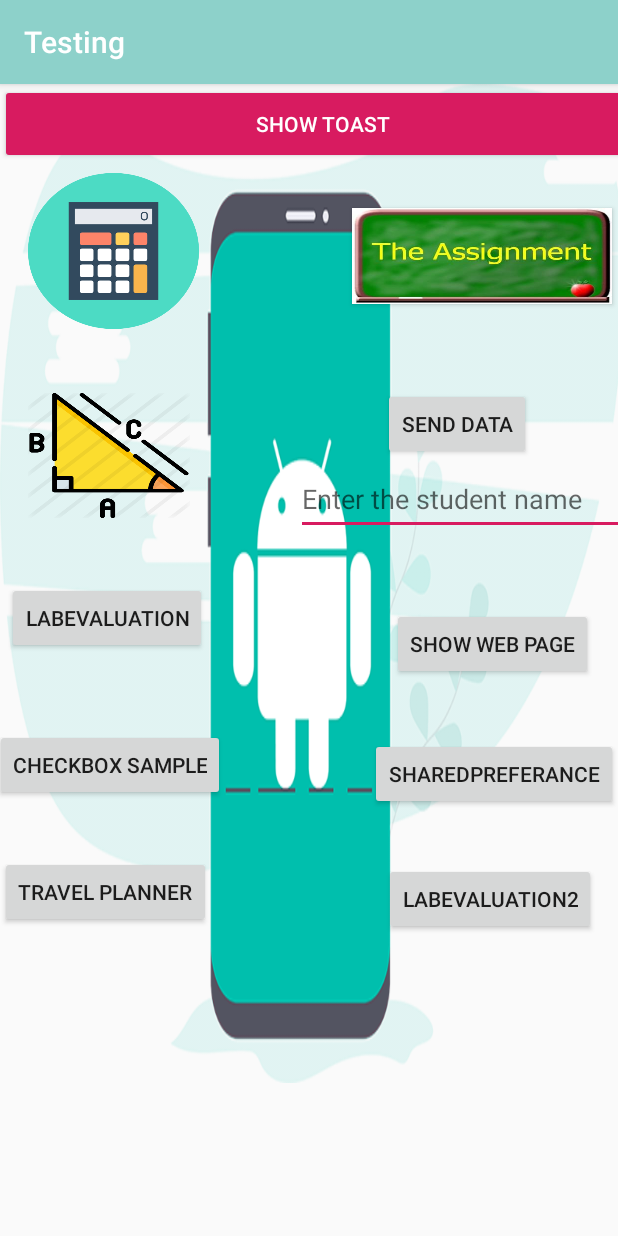
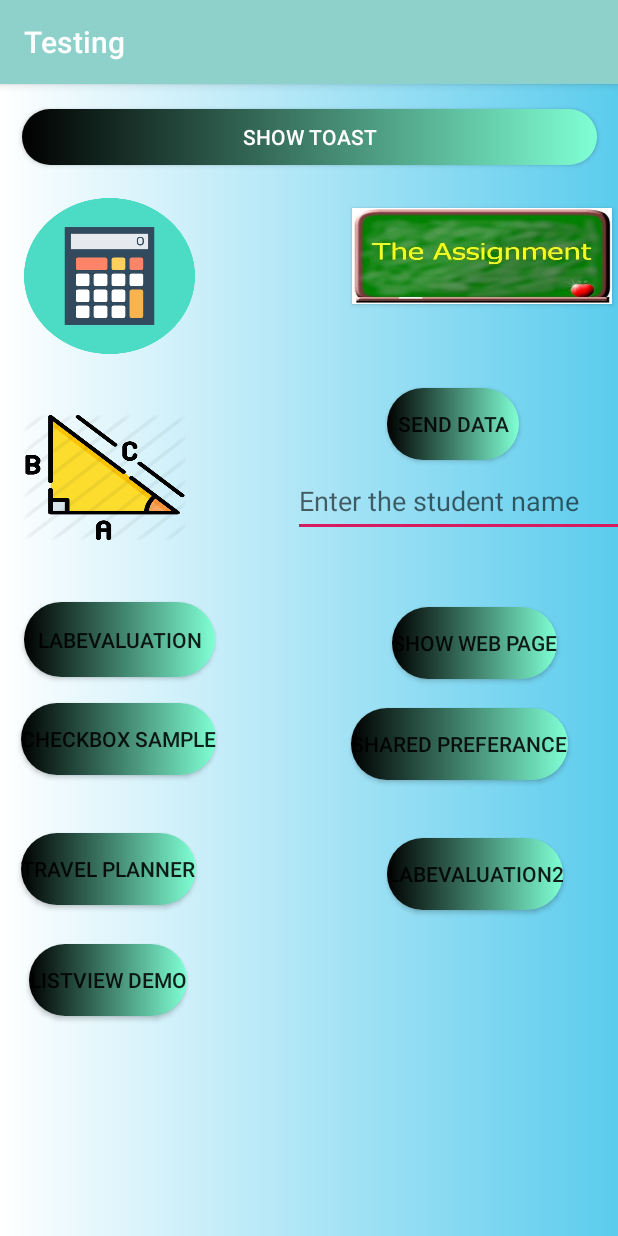
Before and after one commit to Abhisekh-18/Testing_App, an Android app: the screen it shows after launch (MainActivity), on a phone screen of 412 x 824 dp. Run offline under Robolectric (Android 15) with nearby library versions, the phone set to English and light mode, and no system bars.

Commit message:
addition of xml files for design

```diff
--- a/app/src/main/AndroidManifest.xml
+++ b/app/src/main/AndroidManifest.xml
@@ -11,7 +11,8 @@
         android:roundIcon="@mipmap/ic_launcher_round"
         android:supportsRtl="true"
         android:theme="@style/AppTheme">
-        <activity android:name=".quiz"></activity>
+        <activity android:name=".listview"></activity>
+        <activity android:name=".quiz" />
         <activity android:name=".travel_planner" />
         <activity android:name=".sharedPreferences" />
         <activity android:name=".checkbox" />
--- a/app/src/main/java/com/example/testing/MainActivity.java
+++ b/app/src/main/java/com/example/testing/MainActivity.java
@@ -100,4 +100,9 @@ EditText name;
         Intent it8=new Intent(this,quiz.class);
         startActivity(it8);
     }
+
+    public void listview(View view) {
+        Intent it9=new Intent(this,listview.class);
+        startActivity(it9);
+    }
 }
--- /dev/null
+++ b/app/src/main/res/drawable/button_background.xml
@@ -0,0 +1,11 @@
+<?xml version="1.0" encoding="utf-8"?>
+<shape xmlns:android="http://schemas.android.com/apk/res/android"
+    android:shape="rectangle">
+<gradient
+    android:centerY="50%"
+    android:centerX="50%"
+    android:startColor="#000000"
+    android:endColor="#7fffd4"
+    />
+    <corners android:radius="50dp"/>
+</shape>
--- /dev/null
+++ b/app/src/main/res/drawable/gradient_background.xml
@@ -0,0 +1,11 @@
+<?xml version="1.0" encoding="utf-8"?>
+<shape xmlns:android="http://schemas.android.com/apk/res/android"
+    android:shape="rectangle">
+<gradient
+    android:centerX="30%"
+    android:centerY="70%"
+    android:endColor="#5BCCED"
+    android:startColor="#ffffff"
+    android:type="linear"
+    />
+</shape>
--- a/app/src/main/res/layout/activity_main.xml
+++ b/app/src/main/res/layout/activity_main.xml
@@ -4,43 +4,49 @@
     xmlns:tools="http://schemas.android.com/tools"
     android:layout_width="match_parent"
     android:layout_height="match_parent"
+    android:background="@drawable/gradient_background"
     android:orientation="horizontal"
     tools:context=".MainActivity">
+
+    <!--    <ImageView-->
+    <!--        android:id="@+id/imageView"-->
+    <!--        android:layout_width="416dp"-->
+    <!--        android:layout_height="666dp"-->
+    <!--        android:layout_weight="1"-->
+    <!--        android:background="@drawable/android"-->
+    <!--        tools:ignore="MissingConstraints"-->
+    <!--        tools:layout_editor_absoluteX="-4dp"-->
+    <!--        tools:layout_editor_absoluteY="67dp" />-->
 
     <Button
         android:id="@+id/button"
         style="@style/Widget.AppCompat.Button.Colored"
-        android:layout_width="429dp"
-        android:layout_height="53dp"
+        android:layout_width="383dp"
+        android:layout_height="37dp"
         android:layout_weight="1"
+        android:background="@drawable/button_background"
         android:onClick="show_toast"
         android:text="Show Toast"
-        tools:ignore="MissingConstraints"
-        tools:layout_editor_absoluteX="-5dp"
-        tools:layout_editor_absoluteY="0dp" />
-
-    <ImageView
-        android:id="@+id/imageView"
-        android:layout_width="416dp"
-        android:layout_height="666dp"
-        android:layout_weight="1"
-        android:background="@drawable/android"
-        tools:ignore="MissingConstraints"
-        tools:layout_editor_absoluteX="-4dp"
-        tools:layout_editor_absoluteY="67dp" />
+        app:layout_constraintBottom_toBottomOf="parent"
+        app:layout_constraintEnd_toEndOf="parent"
+        app:layout_constraintStart_toStartOf="parent"
+        app:layout_constraintTop_toTopOf="parent"
+        app:layout_constraintVertical_bias="0.023"
+        tools:ignore="MissingConstraints" />
 
     <Button
         android:id="@+id/button2"
         android:layout_width="114dp"
         android:layout_height="104dp"
+        android:layout_marginTop="76dp"
         android:background="@drawable/c"
         android:onClick="show_calculator"
-        app:layout_constraintBottom_toBottomOf="@+id/imageView"
+        app:layout_constraintBottom_toBottomOf="parent"
         app:layout_constraintEnd_toEndOf="parent"
-        app:layout_constraintHorizontal_bias="0.063"
+        app:layout_constraintHorizontal_bias="0.053"
         app:layout_constraintStart_toStartOf="parent"
         app:layout_constraintTop_toTopOf="parent"
-        app:layout_constraintVertical_bias="0.106" />
+        app:layout_constraintVertical_bias="0.0" />
 
     <Button
         android:id="@+id/button7"
@@ -79,6 +85,7 @@
         android:layout_width="wrap_content"
         android:layout_height="wrap_content"
         android:layout_marginTop="56dp"
+        android:background="@drawable/button_background"
         android:onClick="send_data"
         android:text="Send Data"
         app:layout_constraintBottom_toBottomOf="parent"
@@ -90,16 +97,17 @@
 
     <Button
         android:id="@+id/button12"
-        android:layout_width="wrap_content"
-        android:layout_height="wrap_content"
+        android:layout_width="127dp"
+        android:layout_height="50dp"
+        android:background="@drawable/button_background"
         android:onClick="lab"
         android:text="LabEvaluation"
         app:layout_constraintBottom_toBottomOf="parent"
         app:layout_constraintEnd_toEndOf="@+id/button9"
-        app:layout_constraintHorizontal_bias="0.555"
+        app:layout_constraintHorizontal_bias="0.0"
         app:layout_constraintStart_toStartOf="@+id/button9"
         app:layout_constraintTop_toBottomOf="@+id/button9"
-        app:layout_constraintVertical_bias="0.099" />
+        app:layout_constraintVertical_bias="0.1" />
 
     <EditText
         android:id="@+id/textView11"
@@ -117,60 +125,65 @@
         android:id="@+id/button14"
         android:layout_width="wrap_content"
         android:layout_height="wrap_content"
+        android:background="@drawable/button_background"
         android:onClick="view"
         android:text="Show Web page"
         app:layout_constraintBottom_toBottomOf="parent"
         app:layout_constraintEnd_toEndOf="parent"
-        app:layout_constraintHorizontal_bias="0.794"
+        app:layout_constraintHorizontal_bias="0.621"
         app:layout_constraintStart_toStartOf="@+id/textView11"
         app:layout_constraintTop_toBottomOf="@+id/textView11"
-        app:layout_constraintVertical_bias="0.116" />
+        app:layout_constraintVertical_bias="0.111" />
 
     <Button
         android:id="@+id/button16"
         android:layout_width="wrap_content"
         android:layout_height="wrap_content"
+        android:background="@drawable/button_background"
         android:onClick="checkBox"
         android:text="CheckBox Sample"
         app:layout_constraintBottom_toBottomOf="parent"
-        app:layout_constraintEnd_toEndOf="@+id/button12"
-        app:layout_constraintHorizontal_bias="0.25"
+        app:layout_constraintEnd_toEndOf="parent"
+        app:layout_constraintHorizontal_bias="0.05"
         app:layout_constraintStart_toStartOf="parent"
         app:layout_constraintTop_toBottomOf="@+id/button12"
-        app:layout_constraintVertical_bias="0.148" />
+        app:layout_constraintVertical_bias="0.054" />
 
     <Button
         android:id="@+id/button18"
         android:layout_width="wrap_content"
         android:layout_height="wrap_content"
-        android:text="SharedPreferance"
+        android:background="@drawable/button_background"
         android:onClick="share"
+        android:text="Shared Preferance"
         app:layout_constraintBottom_toBottomOf="parent"
         app:layout_constraintEnd_toEndOf="@+id/button14"
-        app:layout_constraintHorizontal_bias="0.469"
+        app:layout_constraintHorizontal_bias="0.806"
         app:layout_constraintStart_toStartOf="@+id/button14"
         app:layout_constraintTop_toBottomOf="@+id/button14"
-        app:layout_constraintVertical_bias="0.119" />
+        app:layout_constraintVertical_bias="0.06" />
 
     <Button
         android:id="@+id/button23"
         android:layout_width="wrap_content"
         android:layout_height="wrap_content"
+        android:background="@drawable/button_background"
         android:onClick="travel_planner"
         android:text="Travel planner"
         app:layout_constraintBottom_toBottomOf="parent"
         app:layout_constraintEnd_toEndOf="parent"
-        app:layout_constraintHorizontal_bias="0.0"
+        app:layout_constraintHorizontal_bias="0.047"
         app:layout_constraintStart_toStartOf="parent"
         app:layout_constraintTop_toBottomOf="@+id/button16"
-        app:layout_constraintVertical_bias="0.151" />
+        app:layout_constraintVertical_bias="0.15" />
 
     <Button
         android:id="@+id/button25"
         android:layout_width="wrap_content"
         android:layout_height="wrap_content"
+        android:background="@drawable/button_background"
+        android:onClick="quiz"
         android:text="labevaluation2"
-        android:onClick="quiz"
         app:layout_constraintBottom_toBottomOf="parent"
         app:layout_constraintEnd_toEndOf="parent"
         app:layout_constraintHorizontal_bias="0.391"
@@ -178,5 +191,19 @@
         app:layout_constraintTop_toBottomOf="@+id/button18"
         app:layout_constraintVertical_bias="0.151" />
 
+    <Button
+        android:id="@+id/button28"
+        android:layout_width="wrap_content"
+        android:layout_height="wrap_content"
+        android:background="@drawable/button_background"
+        android:onClick="listview"
+        android:text="ListView Demo"
+        app:layout_constraintBottom_toBottomOf="parent"
+        app:layout_constraintEnd_toEndOf="@+id/button23"
+        app:layout_constraintHorizontal_bias="0.481"
+        app:layout_constraintStart_toStartOf="@+id/button23"
+        app:layout_constraintTop_toBottomOf="@+id/button23"
+        app:layout_constraintVertical_bias="0.152" />
+
 
 </androidx.constraintlayout.widget.ConstraintLayout>
--- a/build.gradle
+++ b/build.gradle
@@ -7,7 +7,7 @@ buildscript {
 
     }
     dependencies {
-        classpath 'com.android.tools.build:gradle:3.5.3'
+        classpath 'com.android.tools.build:gradle:3.6.1'
 
         // NOTE: Do not place your application dependencies here; they belong
         // in the individual module build.gradle files
```
Also changed, not shown: app/src/main/java/com/example/testing/listview.java (added, +45 -0 lines), app/src/main/res/layout/activity_listview.xml (added, +21 -0 lines), gradle/wrapper/gradle-wrapper.properties, 1 other file.
